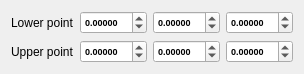
Above: interface/AABBInfo.ui from Razakhel/RaZor before the change. Below: the same form after it.
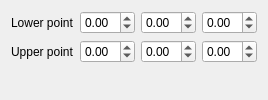
That is the form after the change. Custom widgets are drawn as their Qt base class.

Commit message:
[ValuePicker] Added a custom spin box class handling mouse drag inputs
- The arrows can be clicked & change the value according to the mouse horizontal movements

- Replaced every QDoubleSpinBox in UI files; cleaned them to remove redundant parameters

- Fixed Light's parameters, which had weird bounds

- Updated RaZ (commit 76d3612)

Diff of the .ui file:
```diff
--- a/interface/AABBInfo.ui
+++ b/interface/AABBInfo.ui
@@ -2,14 +2,6 @@
 <ui version="4.0">
  <class>AABBInfo</class>
  <widget class="QFrame" name="AABBInfo">
-  <property name="geometry">
-   <rect>
-    <x>0</x>
-    <y>0</y>
-    <width>304</width>
-    <height>68</height>
-   </rect>
-  </property>
   <property name="windowTitle">
    <string>AABB</string>
   </property>
@@ -31,35 +23,7 @@
    <item row="1" column="1">
     <layout class="QHBoxLayout" name="upperPointLayout">
      <item>
-      <widget class="QDoubleSpinBox" name="upperPointX">
-       <property name="sizePolicy">
-        <sizepolicy hsizetype="Minimum" vsizetype="Fixed">
-         <horstretch>0</horstretch>
-         <verstretch>0</verstretch>
-        </sizepolicy>
-       </property>
-       <property name="minimumSize">
-        <size>
-         <width>0</width>
-         <height>0</height>
-        </size>
-       </property>
-       <property name="maximumSize">
-        <size>
-         <width>75</width>
-         <height>16777215</height>
-        </size>
-       </property>
-       <property name="font">
-        <font>
-         <pointsize>7</pointsize>
-         <weight>75</weight>
-         <bold>true</bold>
-        </font>
-       </property>
-       <property name="decimals">
-        <number>5</number>
-       </property>
+      <widget class="ValuePicker" name="upperPointX">
        <property name="minimum">
         <double>-1.000000000000000</double>
        </property>
@@ -72,35 +36,7 @@
       </widget>
      </item>
      <item>
-      <widget class="QDoubleSpinBox" name="upperPointY">
-       <property name="sizePolicy">
-        <sizepolicy hsizetype="Minimum" vsizetype="Fixed">
-         <horstretch>0</horstretch>
-         <verstretch>0</verstretch>
-        </sizepolicy>
-       </property>
-       <property name="minimumSize">
-        <size>
-         <width>0</width>
-         <height>0</height>
-        </size>
-       </property>
-       <property name="maximumSize">
-        <size>
-         <width>75</width>
-         <height>16777215</height>
-        </size>
-       </property>
-       <property name="font">
-        <font>
-         <pointsize>7</pointsize>
-         <weight>75</weight>
-         <bold>true</bold>
-        </font>
-       </property>
-       <property name="decimals">
-        <number>5</number>
-       </property>
+      <widget class="ValuePicker" name="upperPointY">
        <property name="minimum">
         <double>-1.000000000000000</double>
        </property>
@@ -113,35 +49,7 @@
       </widget>
      </item>
      <item>
-      <widget class="QDoubleSpinBox" name="upperPointZ">
-       <property name="sizePolicy">
-        <sizepolicy hsizetype="Minimum" vsizetype="Fixed">
-         <horstretch>0</horstretch>
-         <verstretch>0</verstretch>
-        </sizepolicy>
-       </property>
-       <property name="minimumSize">
-        <size>
-         <width>0</width>
-         <height>0</height>
-        </size>
-       </property>
-       <property name="maximumSize">
-        <size>
-         <width>75</width>
-         <height>16777215</height>
-        </size>
-       </property>
-       <property name="font">
-        <font>
-         <pointsize>7</pointsize>
-         <weight>75</weight>
-         <bold>true</bold>
-        </font>
-       </property>
-       <property name="decimals">
-        <number>5</number>
-       </property>
+      <widget class="ValuePicker" name="upperPointZ">
        <property name="minimum">
         <double>-1.000000000000000</double>
        </property>
@@ -158,35 +66,7 @@
    <item row="0" column="1">
     <layout class="QHBoxLayout" name="lowerPointLayout">
      <item>
-      <widget class="QDoubleSpinBox" name="lowerPointX">
-       <property name="sizePolicy">
-        <sizepolicy hsizetype="Minimum" vsizetype="Fixed">
-         <horstretch>0</horstretch>
-         <verstretch>0</verstretch>
-        </sizepolicy>
-       </property>
-       <property name="minimumSize">
-        <size>
-         <width>0</width>
-         <height>0</height>
-        </size>
-       </property>
-       <property name="maximumSize">
-        <size>
-         <width>75</width>
-         <height>16777215</height>
-        </size>
-       </property>
-       <property name="font">
-        <font>
-         <pointsize>7</pointsize>
-         <weight>75</weight>
-         <bold>true</bold>
-        </font>
-       </property>
-       <property name="decimals">
-        <number>5</number>
-       </property>
+      <widget class="ValuePicker" name="lowerPointX">
        <property name="minimum">
         <double>-1.000000000000000</double>
        </property>
@@ -199,35 +79,7 @@
       </widget>
      </item>
      <item>
-      <widget class="QDoubleSpinBox" name="lowerPointY">
-       <property name="sizePolicy">
-        <sizepolicy hsizetype="Minimum" vsizetype="Fixed">
-         <horstretch>0</horstretch>
-         <verstretch>0</verstretch>
-        </sizepolicy>
-       </property>
-       <property name="minimumSize">
-        <size>
-         <width>0</width>
-         <height>0</height>
-        </size>
-       </property>
-       <property name="maximumSize">
-        <size>
-         <width>75</width>
-         <height>16777215</height>
-        </size>
-       </property>
-       <property name="font">
-        <font>
-         <pointsize>7</pointsize>
-         <weight>75</weight>
-         <bold>true</bold>
-        </font>
-       </property>
-       <property name="decimals">
-        <number>5</number>
-       </property>
+      <widget class="ValuePicker" name="lowerPointY">
        <property name="minimum">
         <double>-1.000000000000000</double>
        </property>
@@ -240,35 +92,7 @@
       </widget>
      </item>
      <item>
-      <widget class="QDoubleSpinBox" name="lowerPointZ">
-       <property name="sizePolicy">
-        <sizepolicy hsizetype="Minimum" vsizetype="Fixed">
-         <horstretch>0</horstretch>
-         <verstretch>0</verstretch>
-        </sizepolicy>
-       </property>
-       <property name="minimumSize">
-        <size>
-         <width>0</width>
-         <height>0</height>
-        </size>
-       </property>
-       <property name="maximumSize">
-        <size>
-         <width>75</width>
-         <height>16777215</height>
-        </size>
-       </property>
-       <property name="font">
-        <font>
-         <pointsize>7</pointsize>
-         <weight>75</weight>
-         <bold>true</bold>
-        </font>
-       </property>
-       <property name="decimals">
-        <number>5</number>
-       </property>
+      <widget class="ValuePicker" name="lowerPointZ">
        <property name="minimum">
         <double>-1.000000000000000</double>
        </property>
@@ -284,6 +108,13 @@
    </item>
   </layout>
  </widget>
+ <customwidgets>
+  <customwidget>
+   <class>ValuePicker</class>
+   <extends>QDoubleSpinBox</extends>
+   <header>RaZor/Interface/ValuePicker.hpp</header>
+  </customwidget>
+ </customwidgets>
  <resources/>
  <connections/>
 </ui>
```
The commit also changes 18 other files.
